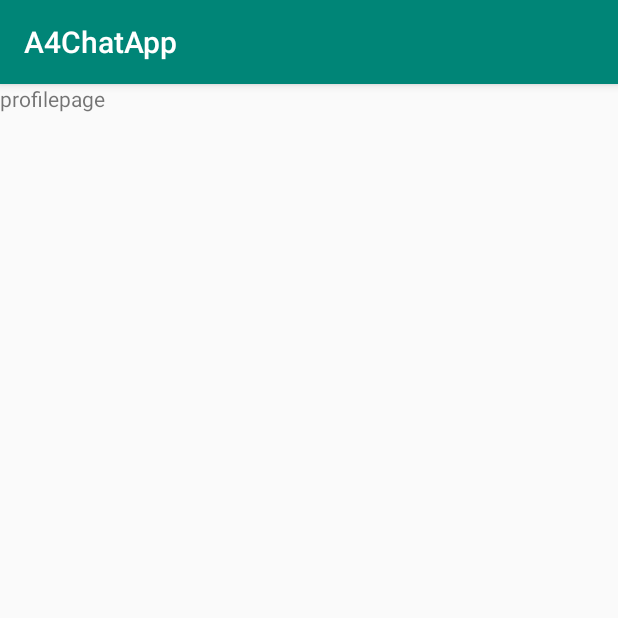
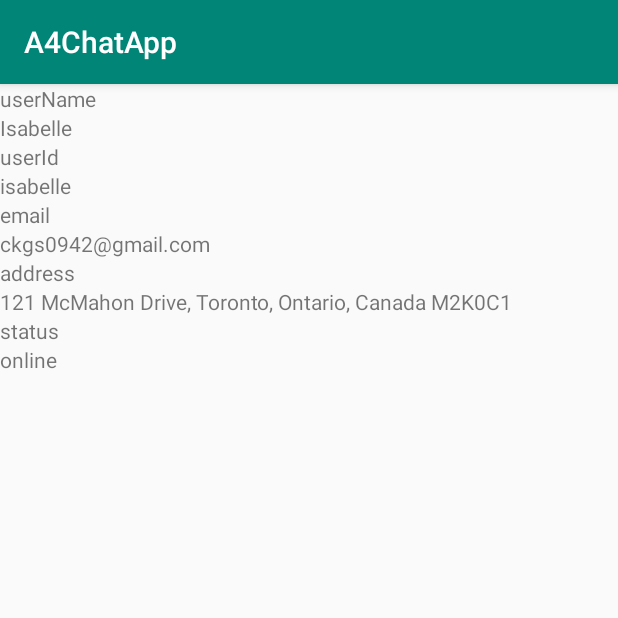
Before and after one commit to YunshanJiang/Assignemtn4_EECS_3461, an Android app: the fragment pageFragment4 shown on its own in the app's theme, on a phone screen of 412 x 824 dp, the top half of it. Run offline under Robolectric (Android 15) with nearby library versions, the phone set to English and light mode, and no system bars.

Commit message:
Merge remote-tracking branch 'remotes/origin/Davidtest'
# Conflicts:
#	app/src/main/java/com/example/a4chatapp/MainActivity.java

```diff
--- a/app/src/main/java/com/example/a4chatapp/fragments/pageFragment4.java
+++ b/app/src/main/java/com/example/a4chatapp/fragments/pageFragment4.java
@@ -4,6 +4,7 @@ import android.os.Bundle;
 import android.view.LayoutInflater;
 import android.view.View;
 import android.view.ViewGroup;
+import android.widget.TextView;
 
 import androidx.annotation.NonNull;
 import androidx.annotation.Nullable;
@@ -11,11 +12,37 @@ import androidx.fragment.app.Fragment;
 
 import com.example.a4chatapp.R;
 
+import Persistent.UserAccountModel;
+import Service.UserAccountServiceImpl;
+
 public class pageFragment4 extends Fragment {
+    private UserAccountServiceImpl uas = new UserAccountServiceImpl();
+    private UserAccountModel.UserAccount userAccount;
     @Nullable
     @Override
     public View onCreateView(@NonNull LayoutInflater inflater, @Nullable ViewGroup container, @Nullable Bundle savedInstanceState) {
         ViewGroup rootView = (ViewGroup) inflater.inflate(R.layout.profilepage, container, false);
+        setUserInfo(rootView);
         return rootView;
     }
+
+    private void setUserInfo(ViewGroup root){
+        loadUserResultById("isabelle");
+        TextView userName =  root.findViewById(R.id.userName);
+        TextView userId = root.findViewById(R.id.userId);
+        TextView email = root.findViewById(R.id.email);
+        TextView address = root.findViewById(R.id.address);
+        TextView status = root.findViewById(R.id.status);
+
+        userName.setText(userAccount.getUserName());
+        userId.setText(userAccount.getUserId());
+        email.setText(userAccount.getEmail());
+        address.setText(userAccount.getAddress());
+        status.setText(userAccount.getStatus());
+
+    }
+
+    private void loadUserResultById(String userId){
+        userAccount = uas.retrieveUserAccountByUserId(userId);
+    }
 }
--- a/app/src/main/res/layout/profilepage.xml
+++ b/app/src/main/res/layout/profilepage.xml
@@ -4,8 +4,54 @@
     android:layout_height="match_parent">
 
     <TextView
-        android:id="@+id/textView6"
+        android:id="@+id/labelUserName"
         android:layout_width="match_parent"
         android:layout_height="wrap_content"
-        android:text="profilepage" />
+        android:text="userName" />
+    <TextView
+        android:id="@+id/userName"
+        android:layout_width="match_parent"
+        android:layout_height="wrap_content"
+        android:text="empty" />
+
+    <TextView
+        android:id="@+id/labelUserId"
+        android:layout_width="match_parent"
+        android:layout_height="wrap_content"
+        android:text="userId" />
+    <TextView
+        android:id="@+id/userId"
+        android:layout_width="match_parent"
+        android:layout_height="wrap_content"
+        android:text="empty" />
+    <TextView
+        android:id="@+id/labelEmail"
+        android:layout_width="match_parent"
+        android:layout_height="wrap_content"
+        android:text="email" />
+    <TextView
+        android:id="@+id/email"
+        android:layout_width="match_parent"
+        android:layout_height="wrap_content"
+        android:text="empty" />
+    <TextView
+        android:id="@+id/labelAddress"
+        android:layout_width="match_parent"
+        android:layout_height="wrap_content"
+        android:text="address" />
+    <TextView
+        android:id="@+id/address"
+        android:layout_width="match_parent"
+        android:layout_height="wrap_content"
+        android:text="empty" />
+    <TextView
+        android:id="@+id/labelStatus"
+        android:layout_width="match_parent"
+        android:layout_height="wrap_content"
+        android:text="status" />
+    <TextView
+        android:id="@+id/status"
+        android:layout_width="match_parent"
+        android:layout_height="wrap_content"
+        android:text="empty" />
 </LinearLayout>
```
Also changed, not shown: app/src/main/java/com/example/a4chatapp/MainActivity.java (+3 -9 lines).
